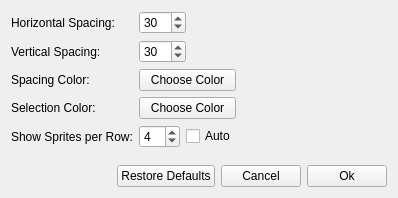
jowin202/OpenSprite, file settingsdialog.ui: the form before one commit.
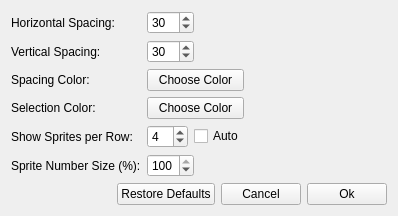
The form after the commit. Icons and pictures are not drawn.

What changed in the file:
```diff
--- a/settingsdialog.ui
+++ b/settingsdialog.ui
@@ -161,6 +161,38 @@
        </property>
       </widget>
      </item>
+     <item row="5" column="0">
+      <widget class="QLabel" name="label_numsize">
+       <property name="sizePolicy">
+        <sizepolicy hsizetype="Fixed" vsizetype="Preferred">
+         <horstretch>0</horstretch>
+         <verstretch>0</verstretch>
+        </sizepolicy>
+       </property>
+       <property name="text">
+        <string>Sprite Number Size (%):</string>
+       </property>
+      </widget>
+     </item>
+     <item row="5" column="1">
+      <widget class="QSpinBox" name="spin_sprite_number_size">
+       <property name="sizePolicy">
+        <sizepolicy hsizetype="Maximum" vsizetype="Fixed">
+         <horstretch>0</horstretch>
+         <verstretch>0</verstretch>
+        </sizepolicy>
+       </property>
+       <property name="minimum">
+        <number>10</number>
+       </property>
+       <property name="maximum">
+        <number>100</number>
+       </property>
+       <property name="value">
+        <number>100</number>
+       </property>
+      </widget>
+     </item>
      <item row="3" column="1">
       <widget class="QPushButton" name="button_selection_color">
        <property name="text">
```
